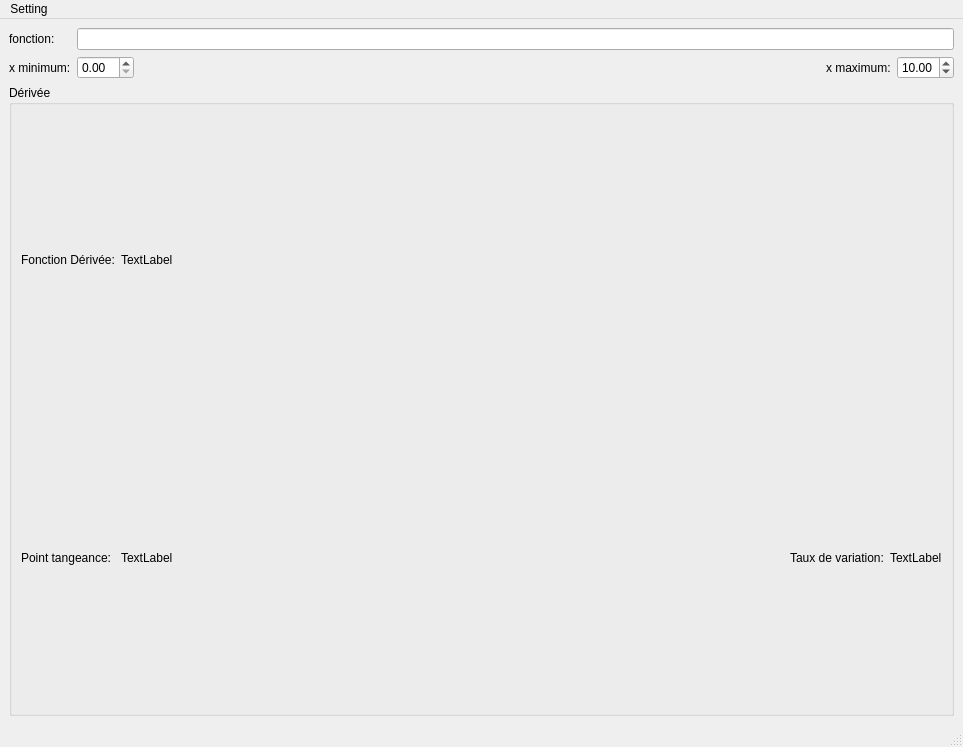
First picture: the form in ui/tp2derivee.ui, repository Jean-ChristopheGagne/TP2-Fonctions-derives, before the edit.
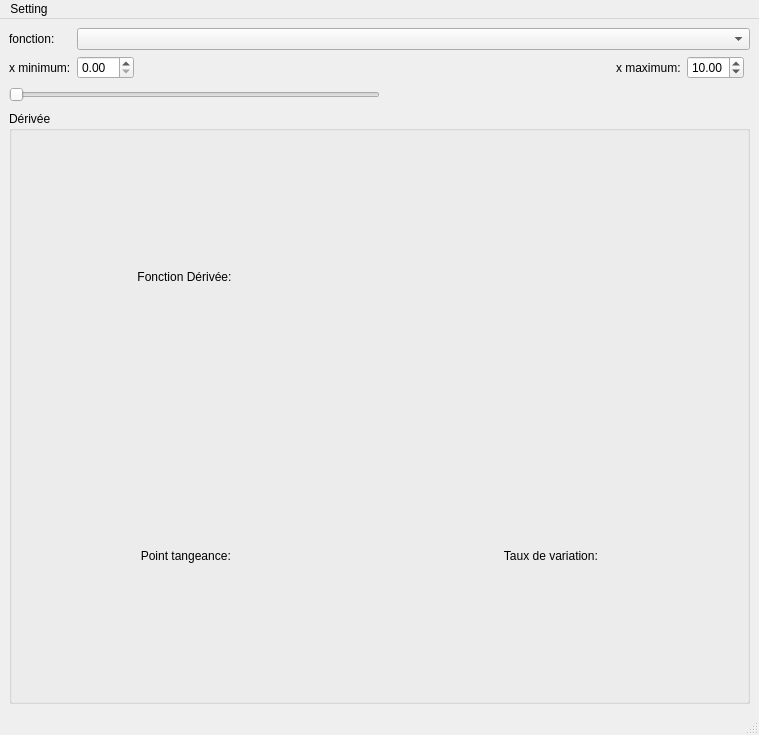
Second picture: the form after the edit.

```diff
--- a/ui/tp2derivee.ui
+++ b/ui/tp2derivee.ui
@@ -6,17 +6,51 @@
    <rect>
     <x>0</x>
     <y>0</y>
-    <width>963</width>
-    <height>747</height>
+    <width>759</width>
+    <height>735</height>
    </rect>
   </property>
   <property name="windowTitle">
    <string>MainWindow</string>
   </property>
   <widget class="QWidget" name="centralwidget">
-   <layout class="QVBoxLayout" name="verticalLayout_3" stretch="0,1,0">
+   <layout class="QVBoxLayout" name="verticalLayout_3" stretch="0,1,0,0">
     <item>
      <layout class="QGridLayout" name="gridLayout_2">
+      <item row="0" column="0">
+       <widget class="QLabel" name="label_5">
+        <property name="text">
+         <string>fonction:</string>
+        </property>
+       </widget>
+      </item>
+      <item row="1" column="0">
+       <widget class="QLabel" name="label_4">
+        <property name="text">
+         <string>x minimum:</string>
+        </property>
+       </widget>
+      </item>
+      <item row="1" column="2">
+       <spacer name="horizontalSpacer">
+        <property name="orientation">
+         <enum>Qt::Orientation::Horizontal</enum>
+        </property>
+        <property name="sizeHint" stdset="0">
+         <size>
+          <width>40</width>
+          <height>20</height>
+         </size>
+        </property>
+       </spacer>
+      </item>
+      <item row="1" column="4">
+       <widget class="QDoubleSpinBox" name="SpinXmax">
+        <property name="value">
+         <double>10.000000000000000</double>
+        </property>
+       </widget>
+      </item>
       <item row="1" column="3">
        <widget class="QLabel" name="label_6">
         <property name="text">
@@ -34,48 +68,38 @@
         </property>
        </widget>
       </item>
-      <item row="1" column="4">
-       <widget class="QDoubleSpinBox" name="SpinXmax">
-        <property name="value">
-         <double>10.000000000000000</double>
-        </property>
-       </widget>
-      </item>
-      <item row="0" column="0">
-       <widget class="QLabel" name="label_5">
-        <property name="text">
-         <string>fonction:</string>
-        </property>
-       </widget>
-      </item>
-      <item row="1" column="2">
-       <spacer name="horizontalSpacer">
-        <property name="orientation">
-         <enum>Qt::Orientation::Horizontal</enum>
-        </property>
-        <property name="sizeHint" stdset="0">
-         <size>
-          <width>40</width>
-          <height>20</height>
-         </size>
-        </property>
-       </spacer>
-      </item>
-      <item row="1" column="0">
-       <widget class="QLabel" name="label_4">
-        <property name="text">
-         <string>x minimum:</string>
-        </property>
-       </widget>
-      </item>
-      <item row="0" column="1" colspan="4">
-       <widget class="QLineEdit" name="fonctionEdit"/>
+      <item row="0" column="1" colspan="5">
+       <widget class="QComboBox" name="fonctionEdit"/>
       </item>
      </layout>
     </item>
     <item>
      <layout class="QVBoxLayout" name="matplotlibVLayout"/>
     </item>
+    <item>
+     <layout class="QGridLayout" name="gridLayout_4">
+      <item row="0" column="1">
+       <spacer name="horizontalSpacer_2">
+        <property name="orientation">
+         <enum>Qt::Orientation::Horizontal</enum>
+        </property>
+        <property name="sizeHint" stdset="0">
+         <size>
+          <width>40</width>
+          <height>20</height>
+         </size>
+        </property>
+       </spacer>
+      </item>
+      <item row="0" column="0">
+       <widget class="QSlider" name="horizontalSlider">
+        <property name="orientation">
+         <enum>Qt::Orientation::Horizontal</enum>
+        </property>
+       </widget>
+      </item>
+     </layout>
+    </item>
     <item>
      <layout class="QVBoxLayout" name="verticalLayout">
       <item>
@@ -87,59 +111,39 @@
           </property>
           <layout class="QGridLayout" name="gridLayout_6">
            <item row="0" column="0">
-            <layout class="QGridLayout" name="gridLayout_3">
-             <item row="1" column="1">
-              <widget class="QLabel" name="labelTangeance">
-               <property name="text">
-                <string>TextLabel</string>
-               </property>
-              </widget>
-             </item>
-             <item row="1" column="2">
-              <spacer name="horizontalSpacer_2">
-               <property name="orientation">
-                <enum>Qt::Orientation::Horizontal</enum>
-               </property>
-               <property name="sizeHint" stdset="0">
-                <size>
-                 <width>698</width>
-                 <height>20</height>
-                </size>
-               </property>
-              </spacer>
-             </item>
-             <item row="1" column="0">
-              <widget class="QLabel" name="label_3">
-               <property name="text">
-                <string>Point tangeance: </string>
-               </property>
-              </widget>
-             </item>
+            <layout class="QGridLayout" name="gridLayout_3" columnstretch="0,0,0,0">
              <item row="0" column="0">
               <widget class="QLabel" name="label">
                <property name="text">
-                <string>Fonction Dérivée:</string>
+                <string>                                   Fonction Dérivée:</string>
                </property>
               </widget>
              </item>
-             <item row="1" column="3">
+             <item row="1" column="0">
+              <widget class="QLabel" name="label_3">
+               <property name="text">
+                <string>                                    Point tangeance: </string>
+               </property>
+              </widget>
+             </item>
+             <item row="1" column="2">
               <widget class="QLabel" name="label_2">
                <property name="text">
-                <string>Taux de variation:</string>
+                <string>                                     Taux de variation:</string>
+               </property>
+              </widget>
+             </item>
+             <item row="1" column="3">
+              <widget class="QLabel" name="labelVariation">
+               <property name="text">
+                <string/>
                </property>
               </widget>
              </item>
              <item row="0" column="1">
               <widget class="QLabel" name="labelDerivee">
                <property name="text">
-                <string>TextLabel</string>
-               </property>
-              </widget>
-             </item>
-             <item row="1" column="4">
-              <widget class="QLabel" name="labelVariation">
-               <property name="text">
-                <string>TextLabel</string>
+                <string/>
                </property>
               </widget>
              </item>
@@ -159,7 +163,7 @@
     <rect>
      <x>0</x>
      <y>0</y>
-     <width>963</width>
+     <width>759</width>
      <height>33</height>
     </rect>
    </property>
```
